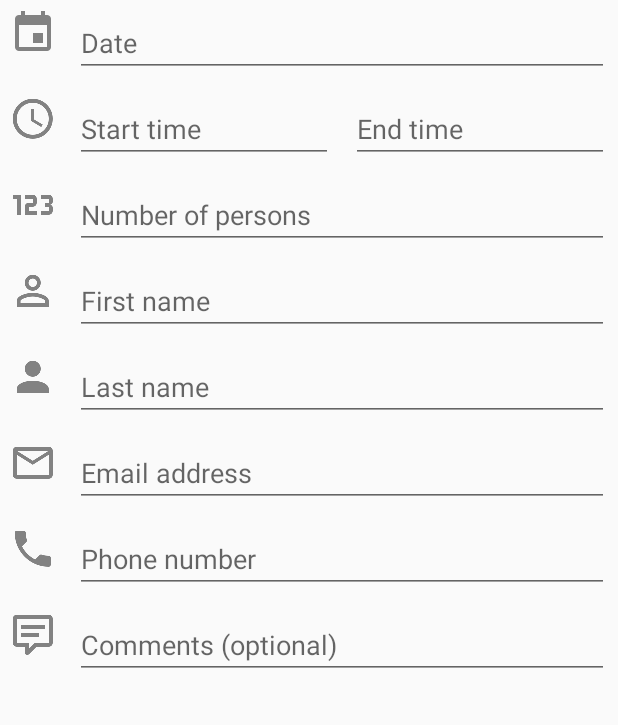
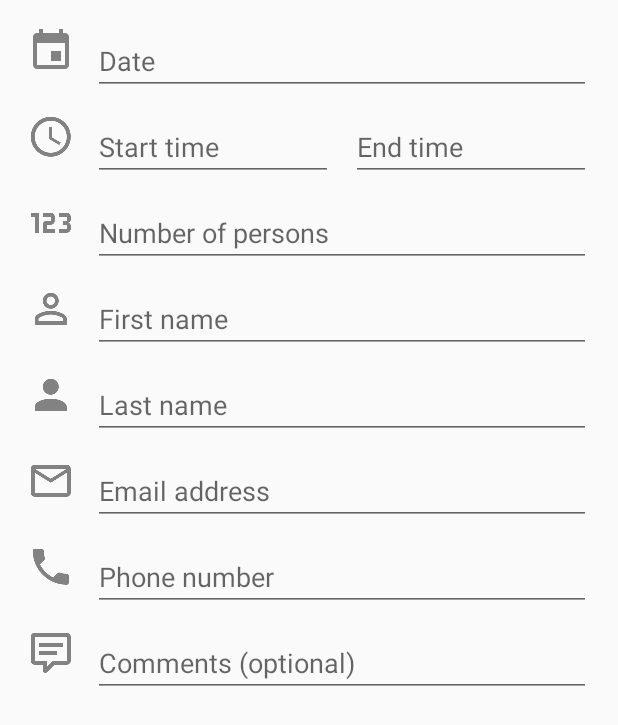
Before and after one commit to Intrexion/IVH11A1_App, an Android app: the layout fragment_reservation.xml on its own in the app's theme, with its tools: preview values and no code run, on a phone screen of 412 x 824 dp. Shown: the top 725 px of the screen. Run offline under Robolectric (Android 15) with nearby library versions, the phone set to English and light mode, and no system bars.

Commit message:
Scalable layout, improves rotation

```diff
--- a/app/src/main/AndroidManifest.xml
+++ b/app/src/main/AndroidManifest.xml
@@ -10,7 +10,9 @@
         android:theme="@style/AppTheme">
 
         <activity
-            android:name=".RestaurantActivity" >
+            android:name=".RestaurantActivity"
+            android:screenOrientation="portrait"
+            android:configChanges="orientation|keyboardHidden">
             <intent-filter>
                 <action android:name="android.intent.action.MAIN" />
                 <category android:name="android.intent.category.LAUNCHER" />
--- a/app/src/main/java/edu/avans/hartigehap/a1/ReservationActivity.java
+++ b/app/src/main/java/edu/avans/hartigehap/a1/ReservationActivity.java
@@ -10,7 +10,7 @@ public class ReservationActivity extends ActionBarActivity {
     @Override
     protected void onCreate(Bundle savedInstanceState) {
         super.onCreate(savedInstanceState);
-        setContentView(R.layout.activity_reservation);
+        setContentView(R.layout.activity_main);
 
         if (savedInstanceState == null) {
             String restaurant = getIntent().getStringExtra(RestaurantFragment.EXTRA_RESTAURANT);
--- a/app/src/main/res/layout/fragment_reservation.xml
+++ b/app/src/main/res/layout/fragment_reservation.xml
@@ -1,17 +1,21 @@
-<LinearLayout
+<ScrollView
     xmlns:android="http://schemas.android.com/apk/res/android"
     xmlns:tools="http://schemas.android.com/tools"
     android:layout_width="match_parent"
     android:layout_height="match_parent"
-    android:orientation="vertical"
-    android:focusable="true"
-    android:focusableInTouchMode="true"
+    android:fillViewport="true"
     tools:context="edu.avans.hartigehap.a1.ReservationFragment">
 
     <TableLayout
         android:layout_width="fill_parent"
         android:layout_height="wrap_content"
-        android:stretchColumns="1">
+        android:stretchColumns="1"
+        android:focusable="true"
+        android:focusableInTouchMode="true"
+        android:paddingBottom="@dimen/activity_vertical_margin"
+        android:paddingLeft="@dimen/activity_horizontal_margin"
+        android:paddingRight="@dimen/activity_horizontal_margin"
+        android:paddingTop="@dimen/activity_vertical_margin">
 
         <TableRow>
             <ImageView android:src="@drawable/ic_calendar" android:layout_margin="@dimen/form_view_margin" />
@@ -141,4 +145,4 @@
         </TableRow>
     </TableLayout>
 
-</LinearLayout>
+</ScrollView>
```
Also changed, not shown: app/src/main/res/layout/activity_reservation.xml (deleted, +0 -11 lines).
